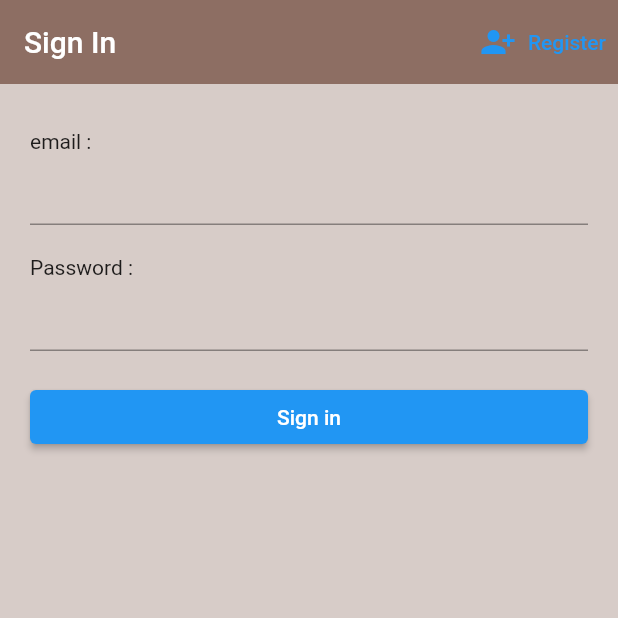
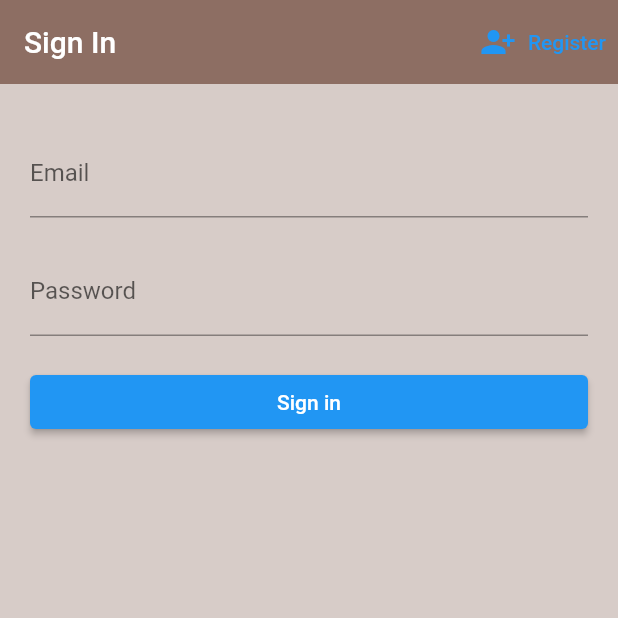
Before and after one commit to habibfr/Aplikasi-Flutter, a Flutter app: the screen it shows after launch, after a tap on "Register", after a tap on "Login", on a phone screen of 412 x 824 dp, the top half of it. Run offline on Flutter 3.47's test engine with Material 2 defaults, Android fonts, the phone set to English and light mode, and no system bars; our stand-ins replace firebase_auth, firebase_core, flutter_spinkit; accounts and stored records are empty.

Commit message:
add input decoration

```diff
--- a/brew_project/lib/screens/authenticate/register.dart
+++ b/brew_project/lib/screens/authenticate/register.dart
@@ -1,6 +1,7 @@
 import 'package:flutter/material.dart';
 
 import '../services/auth.dart';
+import "../../shared/constants.dart";
 
 class Register extends StatefulWidget {
   final toggleView;
@@ -44,8 +45,11 @@ class _RegisterState extends State<Register> {
                 SizedBox(
                   height: 20.0,
                 ),
-                Text("email : "),
                 TextFormField(
+                  decoration: inputDecoration.copyWith(
+                    label: Text("Email"),
+                    hintText: "habib@gmail.com",
+                  ),
                   validator: (value) => (value!.isEmpty || !value.contains("@"))
                       ? "email not valid"
                       : null,
@@ -58,8 +62,8 @@ class _RegisterState extends State<Register> {
                 SizedBox(
                   height: 20.0,
                 ),
-                Text("Password : "),
                 TextFormField(
+                  decoration: inputDecoration,
                   obscureText: true,
                   validator: (value) => value!.length < 6 || value.contains(" ")
                       ? "password not valid, min 6 char"
--- a/brew_project/lib/screens/authenticate/sign_in.dart
+++ b/brew_project/lib/screens/authenticate/sign_in.dart
@@ -1,5 +1,6 @@
 import 'package:brew_project/screens/services/auth.dart';
 import 'package:flutter/material.dart';
+import '../../shared/constants.dart';
 
 class SigIn extends StatefulWidget {
   final toggleView;
@@ -46,8 +47,11 @@ class _SigInState extends State<SigIn> {
                 SizedBox(
                   height: 20.0,
                 ),
-                Text("email : "),
                 TextFormField(
+                  decoration: inputDecoration.copyWith(
+                    label: Text("Email"),
+                    hintText: "habib@gmail.com",
+                  ),
                   validator: (value) => (value!.isEmpty || !value.contains("@"))
                       ? "email not valid"
                       : null,
@@ -60,8 +64,8 @@ class _SigInState extends State<SigIn> {
                 SizedBox(
                   height: 20.0,
                 ),
-                Text("Password : "),
                 TextFormField(
+                  decoration: inputDecoration,
                   validator: (value) => value!.length < 6 || value.contains(" ")
                       ? "password not valid, min 6 char"
                       : null,
--- /dev/null
+++ b/brew_project/lib/shared/constants.dart
@@ -0,0 +1,6 @@
+import 'package:flutter/material.dart';
+
+const inputDecoration = InputDecoration(
+    label: Text("Password"),
+    hintText: "habib12345",
+    hintStyle: TextStyle(fontSize: 13.0));
```
